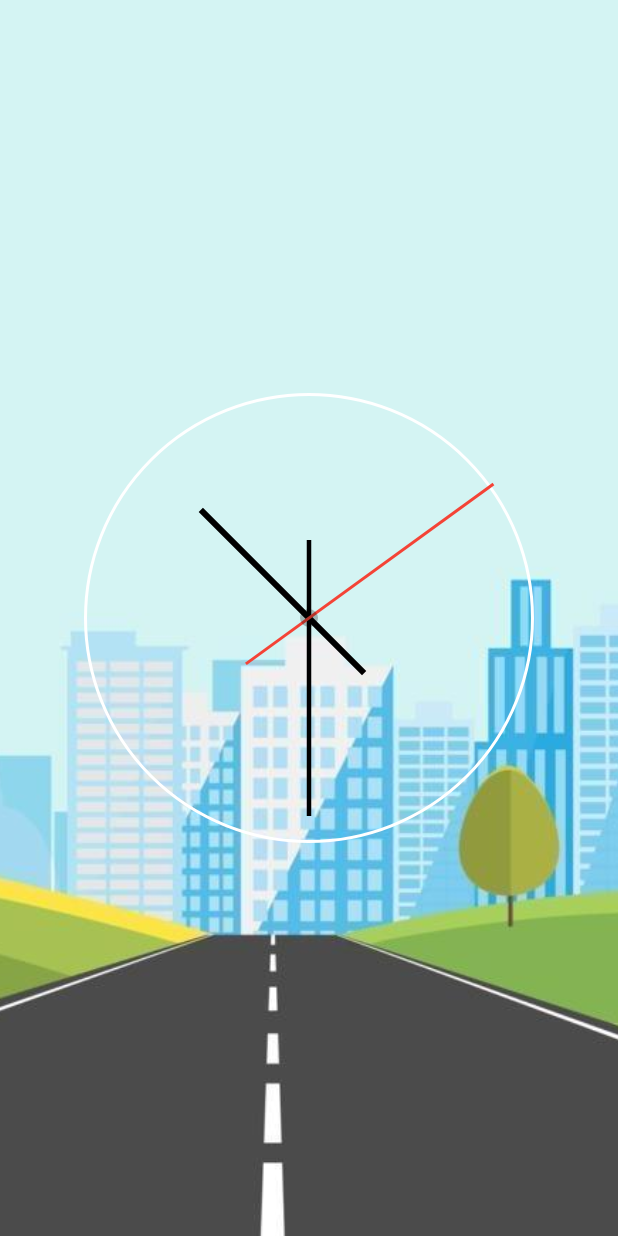
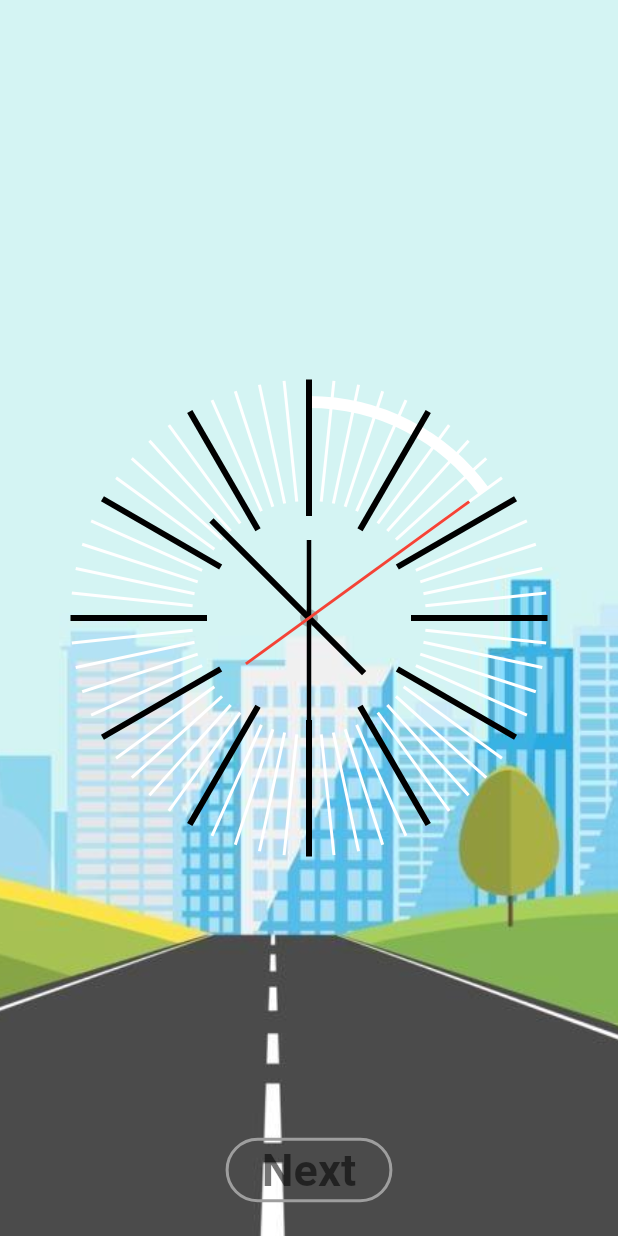
Before and after one commit to Avesh6754/clock_app_task, a Flutter app: the AnalogClock screen opened by its route, on a phone screen of 412 x 824 dp. Run offline on Flutter 3.47's test engine with Material 3 defaults, Android fonts, the phone set to English and light mode, and no system bars; missing offline and left inert: animated_analog_clock.

Commit message:
08-08-2024

```diff
--- a/lib/main.dart
+++ b/lib/main.dart
@@ -1,6 +1,7 @@
 import 'package:clock_app_task/screens/Analog_clock/analog_clock.dart';
 import 'package:clock_app_task/screens/IconPages.dart';
 import 'package:clock_app_task/screens/digital_clock.dart';
+import 'package:clock_app_task/screens/strap_watch/strap_watch.dart';
 import 'package:flutter/material.dart';
 
 void main()
@@ -18,6 +19,7 @@ class Myapp extends StatelessWidget {
       routes: {
         '/':(context)=>DigitalClock(),
         '/analog':(context)=>AnalogClock(),
+        '/strap':(context)=>StrapWatch(),
       },
     );
   }
--- a/lib/screens/Analog_clock/analog_clock.dart
+++ b/lib/screens/Analog_clock/analog_clock.dart
@@ -1,6 +1,7 @@
 import 'dart:async';
 import 'dart:math';
 
+import 'package:flutter/cupertino.dart';
 import 'package:flutter/material.dart';
 import 'package:animated_analog_clock/animated_analog_clock.dart';
 import '../../utils/global.dart';
@@ -41,49 +42,74 @@ class _AnalogClockState extends State<AnalogClock> {
         child: Stack(
           alignment: Alignment.center,
           children: [
+           Transform.scale(scale:2,
+             child: Container(
+               height: 140,
+               width: 140,
 
-            Container(
-              height: 300,
-              width: 300,
-              decoration: BoxDecoration(
-                  shape: BoxShape.circle,
-                  border: Border.all(color: Colors.white, width: 2)),
+               child: CircularProgressIndicator(
+                 strokeAlign: 1,
+                 color: Colors.white,
+                  value: future.second/60,
+               ),
+             ),
+           ),
+            ...List.generate(
+              60,
+              (index) => Transform.rotate(
+                angle: (index * 6) * pi / 180,
+                child: VerticalDivider(
+                  color: (index%5==0)?Colors.black:Colors.white,
+                  thickness:(index%5==0)?4:2,
+                  endIndent:(index%5==0)? 480:490,
+                  indent:253,
+                ),
+              ),
             ),
-
+            const CircleAvatar(
+              radius: 6,
+              backgroundColor: Colors.black26,
+            ),
             Transform.rotate(
               angle: ((future.hour * 30) + future.minute * 0.5) * pi / 180,
-              child: VerticalDivider(
+              child: const VerticalDivider(
                 thickness: 4,
                 color: Colors.black,
                 endIndent: 360,
-                indent: 310,
+                indent: 320,
               ),
             ),
             Transform.rotate(
               angle: (future.minute * 6) * pi / 180,
-              child: VerticalDivider(
+              child: const VerticalDivider(
                 thickness: 3,
                 color: Colors.black,
+                endIndent: 360,
+                indent: 290,
+              ),
+            ),
+            Transform.rotate(
+              angle: (future.second * 6) * pi / 180,
+              child: const VerticalDivider(
+                thickness: 2,
+                color: Colors.red,
                 endIndent: 360,
                 indent: 280,
               ),
             ),
-            Transform.rotate(
-              angle: (future.second * 6) * pi / 180,
-              child: VerticalDivider(
-                thickness: 2,
-                color: Colors.red,
-                endIndent: 360,
-                indent: 260,
-              ),
-            ),
-            CircleAvatar(
-              radius: 6,
-              backgroundColor: Colors.black26,
-            )
+                Padding(
+                  padding: const EdgeInsets.all(20),
+                  child: Align(alignment: Alignment.bottomCenter,
+                    child: OutlinedButton(style: ButtonStyle(side:WidgetStateProperty.all(BorderSide(color: Colors.grey,width: 2))),onPressed: () {
+                        Navigator.of(context).pushNamed('/strap');
+                        }, child:Text('Next',style: TextStyle(fontSize: 30,color: Colors.black54,fontWeight: FontWeight.w600
+                        ,),)),
+                  ),
+                ),
+
           ],
         ),
-      ),
+      )
     );
   }
 }
```
Also changed, not shown: lib/screens/strap_watch/strap_watch.dart (added, +116 -0 lines), lib/utils/global.dart (+4 -8 lines), assets/image/8.jpg (added), assets/image/9.jpg (added).
